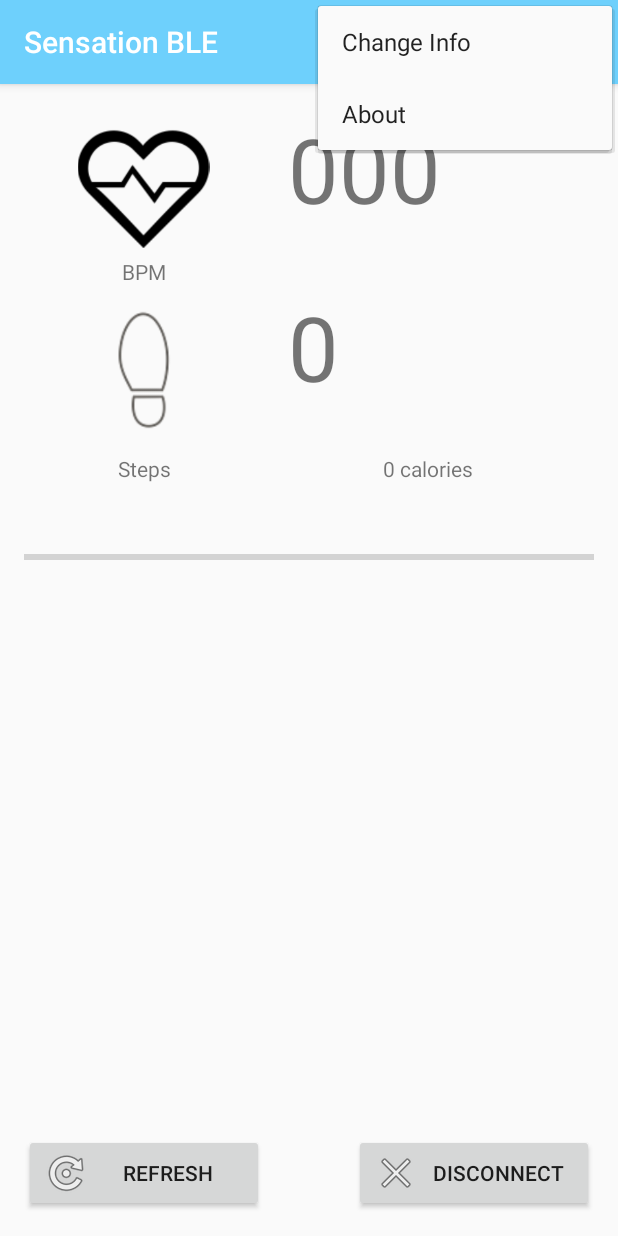
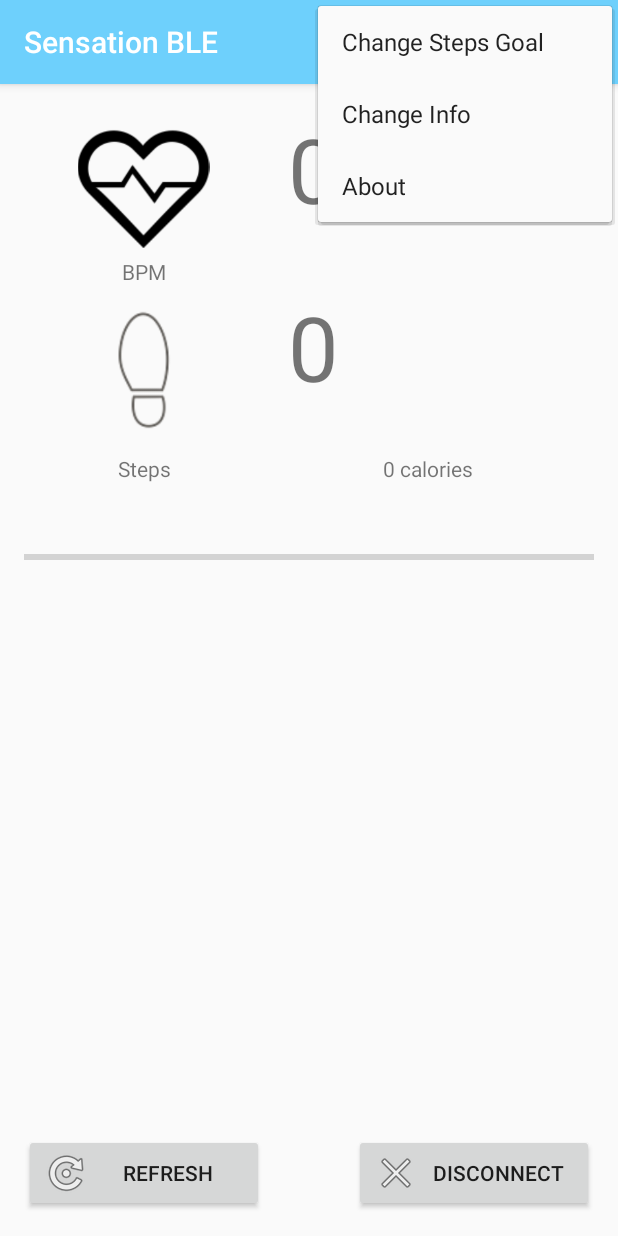
Before and after one commit to chrizchow/SensationBLE, an Android app: the DeviceControlActivity screen opened directly, with no data from a screen before it, with the options menu open, on a phone screen of 412 x 824 dp. Run offline under Robolectric (Android 15) with nearby library versions, the phone set to English and light mode, and no system bars; 1 statement that could not run was skipped.

```diff
--- a/app/src/main/java/com/example/cmc7/sensationble/DeviceScanActivity.java
+++ b/app/src/main/java/com/example/cmc7/sensationble/DeviceScanActivity.java
@@ -36,6 +36,7 @@ public class DeviceScanActivity extends AppCompatActivity implements AdapterView
     private static  DeviceScanActivity mInstance = null;
     public int weight = 50;
     public int calories = 0;
+    public int steps_goal = 12500;
     protected DeviceScanActivity(){}
     public static synchronized DeviceScanActivity getInstance(){
         if(null == mInstance){
--- a/app/src/main/res/menu/action_devicecontrol.xml
+++ b/app/src/main/res/menu/action_devicecontrol.xml
@@ -2,6 +2,8 @@
 <menu xmlns:app="http://schemas.android.com/apk/res-auto"
     xmlns:android="http://schemas.android.com/apk/res/android">
 
+    <item android:title="@string/steps_change"
+        android:id="@+id/steps_change" />
     <item
         android:id="@+id/action_change"
         android:title="@string/btc_age"
--- a/app/src/main/res/values/strings.xml
+++ b/app/src/main/res/values/strings.xml
@@ -20,5 +20,7 @@
     <string name="set">Set</string>
     <string name="cancel">Cancel</string>
     <string name="fall_title">Warning!</string>
-    <string name="fall_message">The user fell!!!</string>
+    <string name="fall_message">The User Fell!!!</string>
+    <string name="steps_picker">Steps Goal</string>
+    <string name="steps_change">Change Steps Goal</string>
 </resources>
```
Also changed, not shown: app/src/main/java/com/example/cmc7/sensationble/DeviceControlActivity.java (+40 -0 lines), 1 other file.
